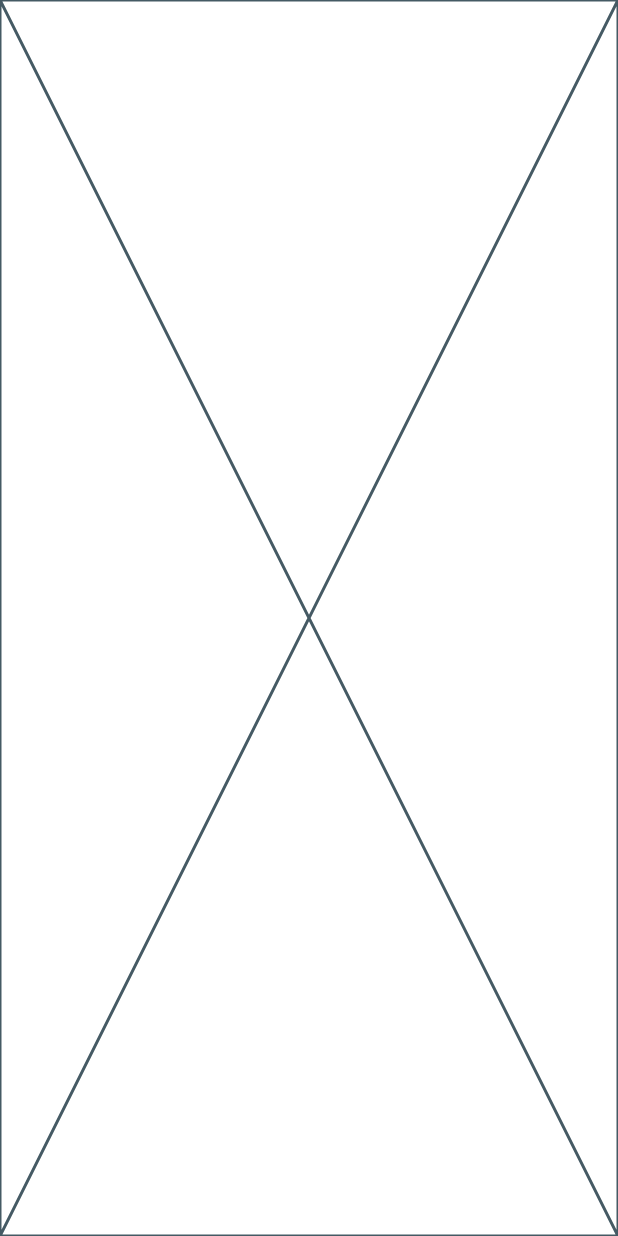
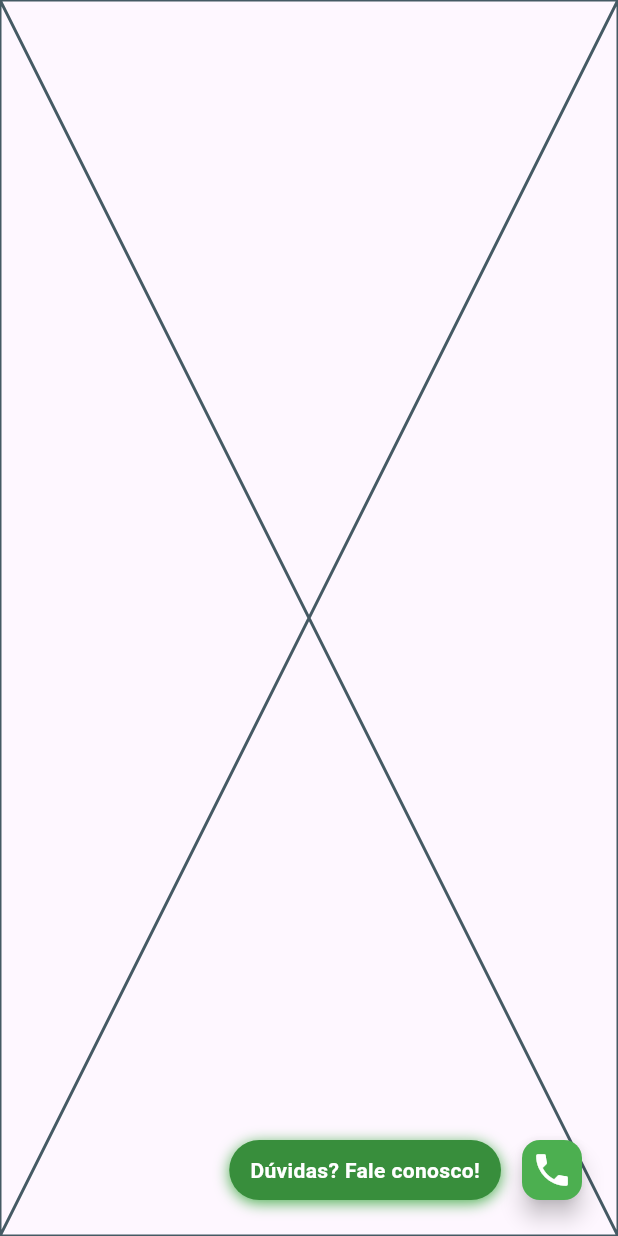
Before and after one commit to leticiakremer/desmanche-connect, a Flutter app: the screen it shows after launch, on a phone screen of 412 x 824 dp. Run offline on Flutter 3.47's test engine with Material 3 defaults, Android fonts, the phone set to English and light mode, and no system bars; our stand-ins replace go_router, image_picker, shared_preferences.

Commit message:
refatorando home page com os botões do whatsapp

```diff
--- a/frontend/lib/app/core/navigation/route_manager.dart
+++ b/frontend/lib/app/core/navigation/route_manager.dart
@@ -2,14 +2,10 @@ import 'package:flutter/material.dart';
 import 'package:go_router/go_router.dart';
 import 'package:pds_front/app/services/user_service.dart';
 import 'package:pds_front/app/widgets/drawer/drawer_menu_item.dart';
-import 'package:pds_front/app/models/post_model.dart';
-import 'package:pds_front/app/pages/dashboard/dashboard_page.dart';
 import 'package:pds_front/app/pages/public/about_screen.dart';
 import 'package:pds_front/app/pages/public/help_screen.dart';
-import 'package:pds_front/app/pages/dashboard/posts/post_card_details.screen.dart';
 import 'package:pds_front/app/pages/dashboard/posts/post_create_page.dart';
 import 'package:pds_front/app/pages/public/public_home_page.dart';
-import 'package:pds_front/app/pages/splash/splash_screen.dart';
 import 'package:pds_front/app/pages/login/admin_login_screen.dart';
 import 'package:pds_front/app/pages/dashboard/posts/posts_page.dart';
 
@@ -47,6 +43,7 @@ class RouteManager {
       return null;
     },
     routes: [
+      //Dashboard routes
       ShellRoute(
           builder: (context, state, child) {
             return Scaffold(
--- a/frontend/lib/app/pages/public/public_home_page.dart
+++ b/frontend/lib/app/pages/public/public_home_page.dart
@@ -1,4 +1,5 @@
 import 'package:flutter/material.dart';
+import 'package:url_launcher/url_launcher.dart';
 
 class PublicHomePage extends StatefulWidget {
   const PublicHomePage({super.key});
@@ -8,8 +9,68 @@ class PublicHomePage extends StatefulWidget {
 }
 
 class _PublicHomePageState extends State<PublicHomePage> {
+  void _openWhatsapp() async {
+    final Uri url = Uri.parse(
+        "https://wa.me/555195173628?text=Oi,%20tudo%20bem?%20Poderia%20me%20ajudar%20com%20uma%20informa%C3%A7%C3%A3o?");
+    if (await canLaunchUrl(url)) {
+      await launchUrl(url, mode: LaunchMode.externalApplication);
+    } else {
+      debugPrint("Não foi possível abrir o WhatsApp");
+    }
+  }
+
   @override
   Widget build(BuildContext context) {
-    return const Placeholder();
+    return Scaffold(
+        body: Stack(
+      children: [
+        Column(
+          children: [
+            Expanded(child: Placeholder()),
+          ],
+        ),
+        Positioned(
+          bottom: 20,
+          right: 20,
+          child: Row(
+            mainAxisSize: MainAxisSize.min,
+            children: [
+              Container(
+                padding:
+                    const EdgeInsets.symmetric(horizontal: 14, vertical: 10),
+                decoration: BoxDecoration(
+                  color: Colors.green.shade700,
+                  borderRadius: BorderRadius.circular(24),
+                  boxShadow: [
+                    BoxShadow(
+                      color: Colors.green,
+                      blurRadius: 8,
+                      offset: const Offset(0, 2),
+                    ),
+                  ],
+                ),
+                child: const Text(
+                  "Dúvidas? Fale conosco!",
+                  style: TextStyle(
+                      color: Colors.white, fontWeight: FontWeight.w600),
+                ),
+              ),
+              const SizedBox(width: 10),
+              FloatingActionButton(
+                onPressed: _openWhatsapp,
+                backgroundColor: Colors.green,
+                mini: true,
+                tooltip: "Contato via WhatsApp",
+                child: const Icon(
+                  Icons.phone,
+                  size: 28,
+                  color: Colors.white,
+                ),
+              ),
+            ],
+          ),
+        ),
+      ],
+    ));
   }
 }
```
Also changed, not shown: frontend/lib/app/pages/dashboard/posts/posts_page.dart (+2 -59 lines).
